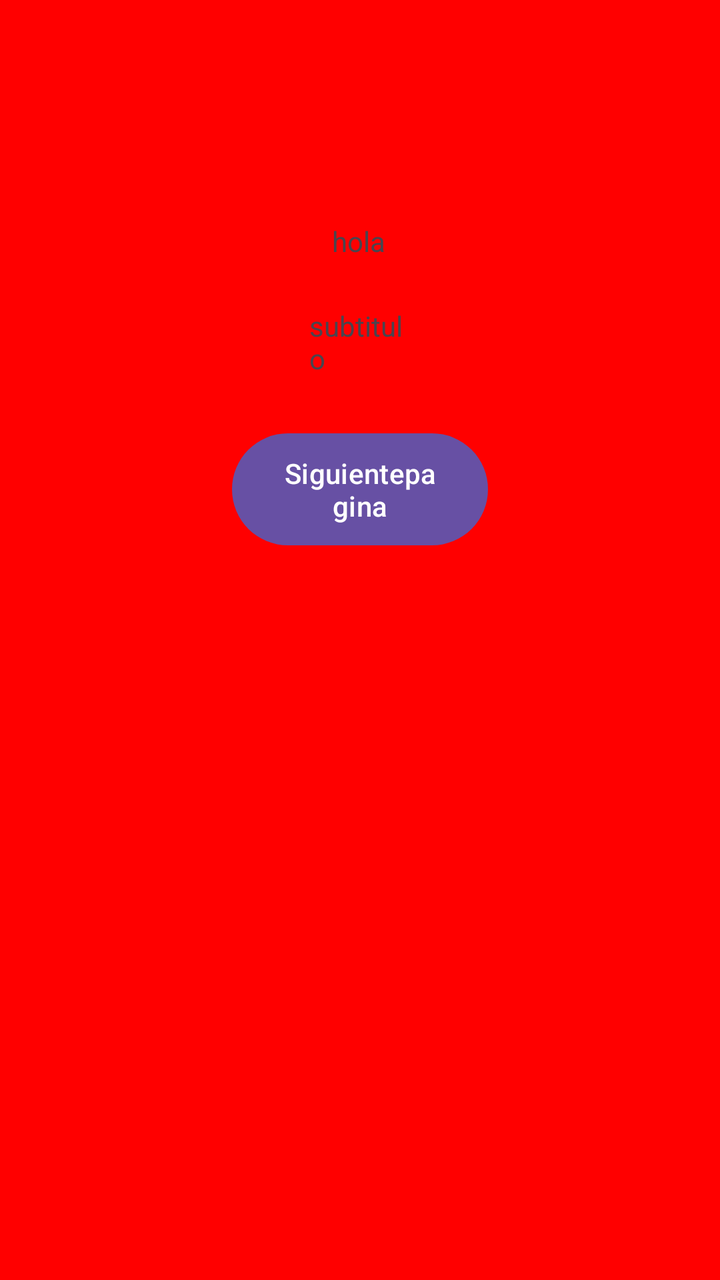
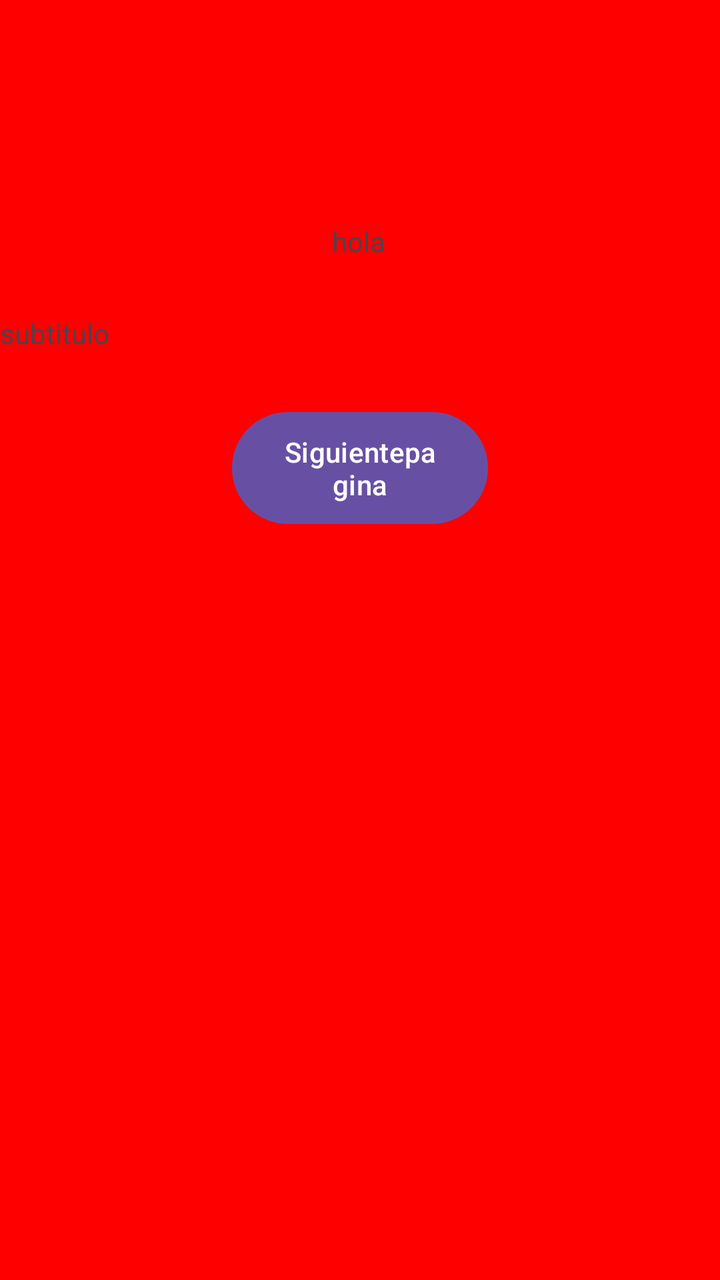

An Android layout rendered at two revisions. The XML below is the earlier revision; the diff shows what the commit changed to produce the second picture.
<!-- AndroidManifest.xml: application theme Theme.MyApplication -->
<!-- res/layout/activity_main.xml -->
<?xml version="1.0" encoding="utf-8"?>
<androidx.constraintlayout.widget.ConstraintLayout xmlns:android="http://schemas.android.com/apk/res/android"
    xmlns:app="http://schemas.android.com/apk/res-auto"
    xmlns:tools="http://schemas.android.com/tools"
    android:id="@+id/main"
    android:layout_width="match_parent"
    android:layout_height="match_parent"
    android:background="@color/rojo"
    tools:context=".MainActivity">

    <TextView
        android:id="@+id/textView"
        android:layout_width="wrap_content"
        android:layout_height="wrap_content"
        android:forceHasOverlappingRendering="false"
        android:text="hola"
        app:layout_constraintBottom_toBottomOf="parent"
        app:layout_constraintEnd_toEndOf="parent"
        app:layout_constraintHorizontal_bias="0.498"
        app:layout_constraintStart_toStartOf="parent"
        app:layout_constraintTop_toTopOf="parent"
        app:layout_constraintVertical_bias="0.179"
        android:shadowColor="@color/white"
        />

    <TextView
        android:id="@+id/textView2"
        android:layout_width="51dp"
        android:layout_height="34dp"
        android:text="subtitulo"
        app:layout_constraintBottom_toBottomOf="parent"
        app:layout_constraintEnd_toEndOf="parent"
        app:layout_constraintStart_toStartOf="parent"
        app:layout_constraintTop_toTopOf="parent"
        app:layout_constraintVertical_bias="0.253" />

    <Button
        android:id="@+id/button"
        android:layout_width="128dp"
        android:layout_height="64dp"
        android:text="Siguientepagina"
        app:layout_constraintBottom_toBottomOf="parent"
        app:layout_constraintEnd_toEndOf="parent"
        app:layout_constraintStart_toStartOf="parent"
        app:layout_constraintTop_toBottomOf="@+id/textView2"
        app:layout_constraintVertical_bias="0.065" />

</androidx.constraintlayout.widget.ConstraintLayout>
<!-- resources referenced by this layout -->
<resources>
  <color name="rojo"> #FF0000</color>
  <color name="white">#FFFFFFFF</color>
  <style name="Theme.MyApplication" parent="Base.Theme.MyApplication" />
  <style name="Base.Theme.MyApplication" parent="Theme.Material3.DayNight.NoActionBar">
          
          
      </style>
</resources>

<!-- the commit's change to res/layout/activity_main.xml (unified diff, before → after) -->
@@ -25,9 +25,11 @@
 
     <TextView
         android:id="@+id/textView2"
-        android:layout_width="51dp"
-        android:layout_height="34dp"
+        android:layout_width="match_parent"
+        android:layout_height="wrap_content"
         android:text="subtitulo"
+        android:textColorHint="@color/white"
+        android:textColorHighlight="@color/black"
         app:layout_constraintBottom_toBottomOf="parent"
         app:layout_constraintEnd_toEndOf="parent"
         app:layout_constraintStart_toStartOf="parent"
<!-- resource entries referenced after the edit -->
@@ -1,5 +1,6 @@
 <!-- resources referenced by this layout -->
 <resources>
+  <color name="black">#FF000000</color>
   <color name="rojo"> #FF0000</color>
   <color name="white">#FFFFFFFF</color>
   <style name="Theme.MyApplication" parent="Base.Theme.MyApplication" />
